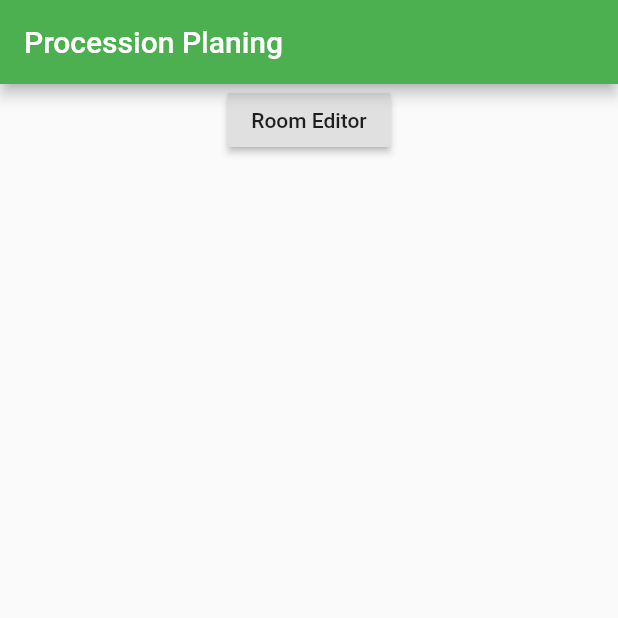
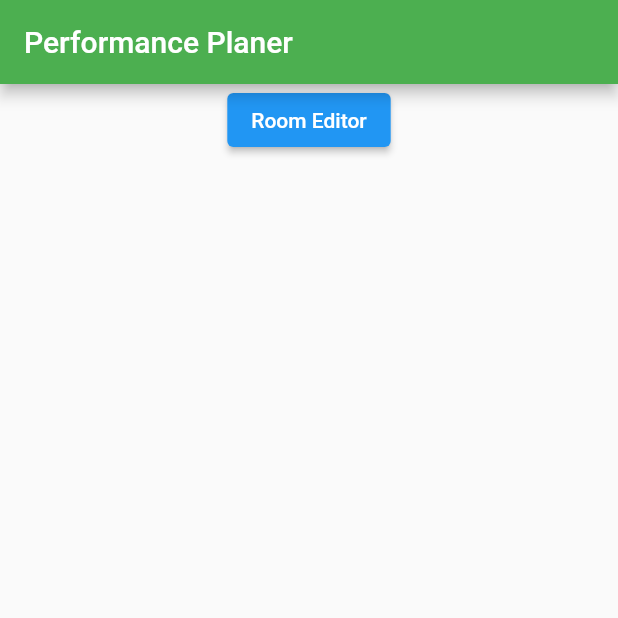
Before and after one commit to ForrestHilton/performance_planer, a Flutter app: the screen it shows after launch, on a phone screen of 412 x 824 dp, the top half of it. Run offline on Flutter 3.47's test engine with Material 2 defaults, Android fonts, the phone set to English and light mode, and no system bars; our stand-ins replace file_picker, tuple, visibility_detector.

Commit message:
ready for pushing

```diff
--- a/lib/main.dart
+++ b/lib/main.dart
@@ -17,13 +17,13 @@ class HomeRoute extends StatelessWidget {
   Widget build(BuildContext context) {
     return Scaffold(
       appBar: AppBar(
-        title: Text('Procession Planing'),
+        title: Text('Performance Planer'),
         backgroundColor: Colors.green,
       ),
       body: Center(
           child: Column(
         children: <Widget>[
-          RaisedButton(
+          ElevatedButton(
             child: Text('Room Editor'),
             onPressed: () {
               Navigator.pushNamed(context, '/room_editor');
```
Also changed, not shown: lib/room.dart (+5 -5 lines).
